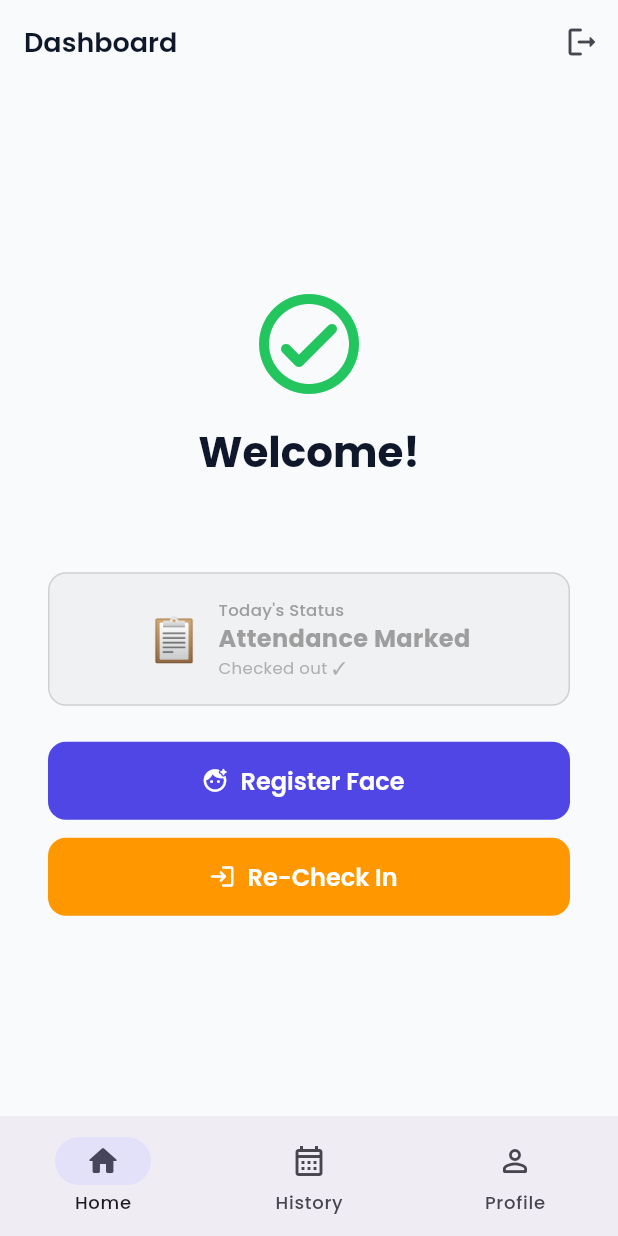
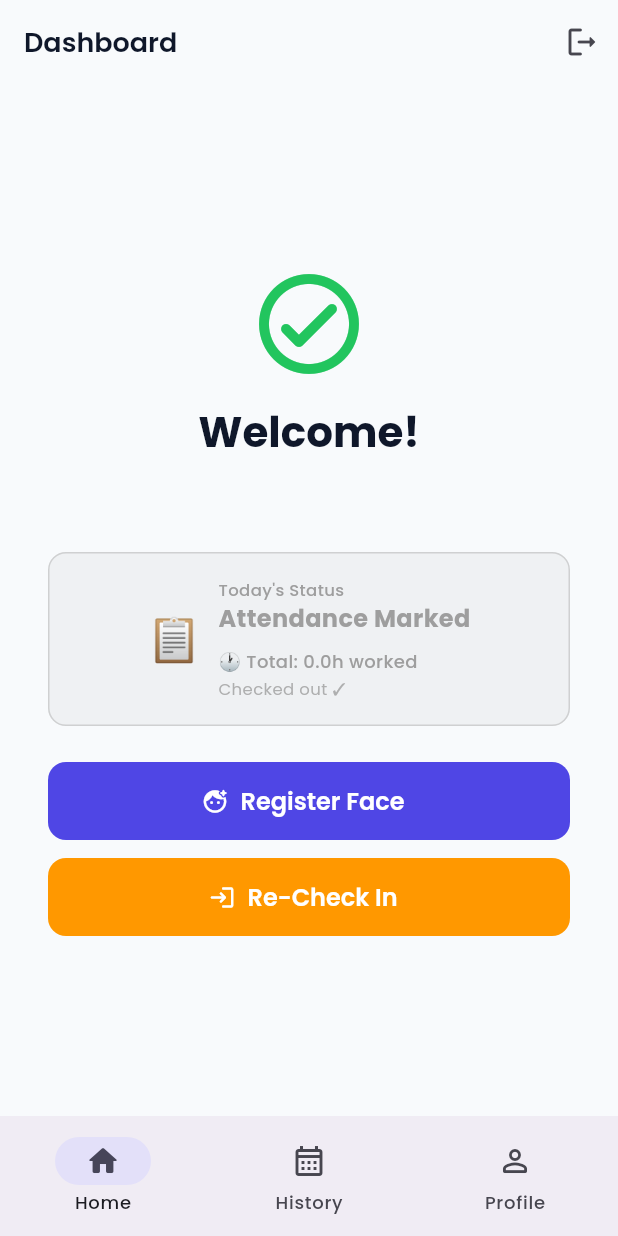
Before and after one commit to abhishekrsingh/Smart-Face-Attendance, a Flutter app: the screen it shows once a user with an empty profile is signed in, on a phone screen of 412 x 824 dp. Run offline on Flutter 3.47's test engine with Material 3 defaults, Android fonts, the phone set to English and light mode, and no system bars; our stand-ins replace camera, equatable, flutter_animate, flutter_riverpod, geolocator, go_router and 3 more; missing offline and left inert: google_mlkit_face_detection, tflite_flutter; accounts and stored records are empty.

Commit message:
"[Phase 5 Completed]"

```diff
--- a/lib/features/admin/presentation/pages/admin_dashboard_page.dart
+++ b/lib/features/admin/presentation/pages/admin_dashboard_page.dart
@@ -5,7 +5,6 @@
 // ============================================================
 
 import 'package:face_track/features/admin/data/admin_repository.dart';
-import 'package:face_track/features/attendance/data/attendance_repository.dart';
 import 'package:flutter/material.dart';
 import 'package:flutter_riverpod/flutter_riverpod.dart';
 import 'package:supabase_flutter/supabase_flutter.dart';
--- a/lib/features/home/presentation/pages/home_page.dart
+++ b/lib/features/home/presentation/pages/home_page.dart
@@ -15,7 +15,16 @@ class HomePage extends ConsumerStatefulWidget {
 
 class _HomePageState extends ConsumerState<HomePage> {
   String? _todayStatus;
-  String? _checkOutTime; // ← NEW: track checkout to know button state
+  String? _checkOutTime;
+  // ── Feature 1: Late badge ──────────────────────────────────
+  // WHY bool not null: is_late is always true/false in DB
+  // default false = not late (safe fallback if DB returns null)
+  bool _isLate = false;
+  // ── Feature 3: Work hours ──────────────────────────────────
+  // WHY nullable: only has value after checkout
+  // null = not checked out yet → don't show hours
+  double? _totalHours;
+
   bool _isLoading = false;
   bool _isChecking = true;
 
@@ -32,6 +41,11 @@ class _HomePageState extends ConsumerState<HomePage> {
         setState(() {
           _todayStatus = record?['status'] as String?;
           _checkOutTime = record?['check_out_time'] as String?;
+          // WHY ?? false: is_late may be null if no record yet
+          _isLate = record?['is_late'] as bool? ?? false;
+          // WHY num→double: Supabase may return int or double
+          // for total_hours — (num) handles both safely
+          _totalHours = (record?['total_hours'] as num?)?.toDouble();
           _isChecking = false;
         });
       }
@@ -40,13 +54,6 @@ class _HomePageState extends ConsumerState<HomePage> {
     }
   }
 
-  // ── Determine button state ────────────────────────────────
-  // WHY enum-like logic: 4 possible states need different UI
-  //
-  //  noRecord   → null status          → show CheckIn + MarkAbsent
-  //  checkedIn  → status set, no cout  → show CheckOut only
-  //  checkedOut → status set, cout set → show ReCheckIn only
-  //  absent     → status = absent      → show nothing
   _AttendanceState get _attendanceState {
     if (_todayStatus == null) return _AttendanceState.noRecord;
     if (_todayStatus == 'absent') return _AttendanceState.absent;
@@ -57,9 +64,6 @@ class _HomePageState extends ConsumerState<HomePage> {
   Future<void> _markAbsent() async {
     final confirm = await showDialog<bool>(
       context: context,
-      // ✅ KEY FIX: useRootNavigator: true → uses Flutter's root
-      // navigator, not GoRouter's navigator — prevents GoRouter
-      // from intercepting Navigator.pop() and triggering auth redirect
       useRootNavigator: true,
       builder: (_) => AlertDialog(
         title: const Text('Mark Absent'),
@@ -69,8 +73,6 @@ class _HomePageState extends ConsumerState<HomePage> {
         ),
         actions: [
           TextButton(
-            // ✅ Navigator.of(context, rootNavigator: true).pop()
-            // ensures dialog closes cleanly without touching GoRouter stack
             onPressed: () =>
                 Navigator.of(context, rootNavigator: true).pop(false),
             child: const Text('Cancel'),
@@ -153,11 +155,13 @@ class _HomePageState extends ConsumerState<HomePage> {
                   ),
                   const SizedBox(height: 32),
 
-                  // ── Status Card (shown if any record exists) ───
+                  // ── Status Card ────────────────────────────────
                   if (_todayStatus != null) ...[
                     _TodayStatusCard(
                       status: _todayStatus!,
                       checkOutTime: _checkOutTime,
+                      isLate: _isLate, // ← Feature 1
+                      totalHours: _totalHours, // ← Feature 3
                     ),
                     const SizedBox(height: 24),
                   ],
@@ -176,20 +180,13 @@ class _HomePageState extends ConsumerState<HomePage> {
                   ),
                   const SizedBox(height: 12),
 
-                  // ── Mark Attendance Button ─────────────────────
-                  // Label + color changes based on state:
-                  // noRecord   → 🟢 Check In
-                  // checkedIn  → 🔵 Check Out
-                  // checkedOut → 🟠 Re-Check In
-                  // absent     → hidden
+                  // ── Attendance Button ──────────────────────────
                   if (state != _AttendanceState.absent)
                     Padding(
                       padding: const EdgeInsets.symmetric(horizontal: 32),
                       child: ElevatedButton.icon(
                         onPressed: () async {
                           await context.push(AppRoutes.markAttendance);
-                          // WHY reload: status may have changed after
-                          // returning from attendance screen
                           _loadTodayStatus();
                         },
                         icon: Icon(_attendanceIcon(state)),
@@ -201,9 +198,7 @@ class _HomePageState extends ConsumerState<HomePage> {
                       ),
                     ),
 
-                  // ── Mark Absent (only when no record yet) ──────
-                  // WHY only noRecord: can't mark absent if
-                  // already checked in or done
+                  // ── Mark Absent ────────────────────────────────
                   if (state == _AttendanceState.noRecord) ...[
                     const SizedBox(height: 12),
                     Padding(
@@ -240,7 +235,6 @@ class _HomePageState extends ConsumerState<HomePage> {
     );
   }
 
-  // ── Button helpers ─────────────────────────────────────────
   String _attendanceLabel(_AttendanceState state) {
     return switch (state) {
       _AttendanceState.noRecord => 'Check In',
@@ -261,25 +255,30 @@ class _HomePageState extends ConsumerState<HomePage> {
 
   Color _attendanceColor(_AttendanceState state) {
     return switch (state) {
-      _AttendanceState.noRecord => AppColors.present, // green
-      _AttendanceState.checkedIn => Colors.blue, // blue
-      _AttendanceState.checkedOut => Colors.orange, // orange
+      _AttendanceState.noRecord => AppColors.present,
+      _AttendanceState.checkedIn => Colors.blue,
+      _AttendanceState.checkedOut => Colors.orange,
       _AttendanceState.absent => Colors.grey,
     };
   }
 }
 
-// ── Attendance State Enum ─────────────────────────────────────
-// WHY enum: 4 clearly named states — much cleaner than
-// multiple bool flags like isCheckedIn, isCheckedOut, etc.
 enum _AttendanceState { noRecord, checkedIn, checkedOut, absent }
 
 // ── _TodayStatusCard ──────────────────────────────────────────
+// UPDATED: Added isLate + totalHours params
 class _TodayStatusCard extends StatelessWidget {
   final String status;
-  final String? checkOutTime; // ← shows check-out time if done
+  final String? checkOutTime;
+  final bool isLate; // ← Feature 1
+  final double? totalHours; // ← Feature 3
 
-  const _TodayStatusCard({required this.status, this.checkOutTime});
+  const _TodayStatusCard({
+    required this.status,
+    this.checkOutTime,
+    this.isLate = false,
+    this.totalHours,
+  });
 
   @override
   Widget build(BuildContext context) {
@@ -322,13 +321,62 @@ class _TodayStatusCard extends StatelessWidget {
                   fontWeight: FontWeight.bold,
                 ),
               ),
-              // WHY show checkout time: employee sees when they left
+
+              const SizedBox(height: 4),
+
+              // ── Feature 1: Late Badge ──────────────────────
+              // WHY amber: warning color — not as severe as red
+              // but clearly visible — draws attention
+              if (isLate && status != 'absent')
+                Container(
+                  margin: const EdgeInsets.only(top: 4),
+                  padding: const EdgeInsets.symmetric(
+                    horizontal: 8,
+                    vertical: 2,
+                  ),
+                  decoration: BoxDecoration(
+                    color: Colors.amber.withValues(alpha: 0.2),
+                    borderRadius: BorderRadius.circular(6),
+                    border: Border.all(
+                      color: Colors.amber.withValues(alpha: 0.6),
+                    ),
+                  ),
+                  child: const Text(
+                    '⚠️ Late Arrival',
+                    style: TextStyle(
+                      fontSize: 11,
+                      color: Colors.amber,
+                      fontWeight: FontWeight.w600,
+                    ),
+                  ),
+                ),
+
+              // ── Feature 3: Work Hours ──────────────────────
+              // WHY only after checkout: total_hours is null
+              // until checkout — showing 0h mid-day is misleading
+              if (totalHours != null)
+                Padding(
+                  padding: const EdgeInsets.only(top: 4),
+                  child: Text(
+                    '🕐 Total: ${totalHours!.toStringAsFixed(1)}h worked',
+                    style: TextStyle(
+                      fontSize: 12,
+                      color: color,
+                      fontWeight: FontWeight.w500,
+                    ),
+                  ),
+                ),
+
+              // ── Checked out indicator ──────────────────────
               if (checkOutTime != null)
-                Text(
-                  'Checked out ✓',
-                  style: TextStyle(
-                    fontSize: 11,
-                    color: color.withValues(alpha: 0.8),
+                Padding(
+                  padding: const EdgeInsets.only(top: 2),
+                  child: Text(
+                    'Checked out ✓',
+                    style: TextStyle(
+                      fontSize: 11,
+                      color: color.withValues(alpha: 0.8),
+                    ),
                   ),
                 ),
             ],
```
Also changed, not shown: lib/features/attendance/data/attendance_repository.dart (+132 -17 lines), lib/features/attendance/presentation/pages/mark_attendance_page.dart (+185 -42 lines), lib/features/attendance/presentation/providers/attendance_provider.dart (+138 -59 lines).
